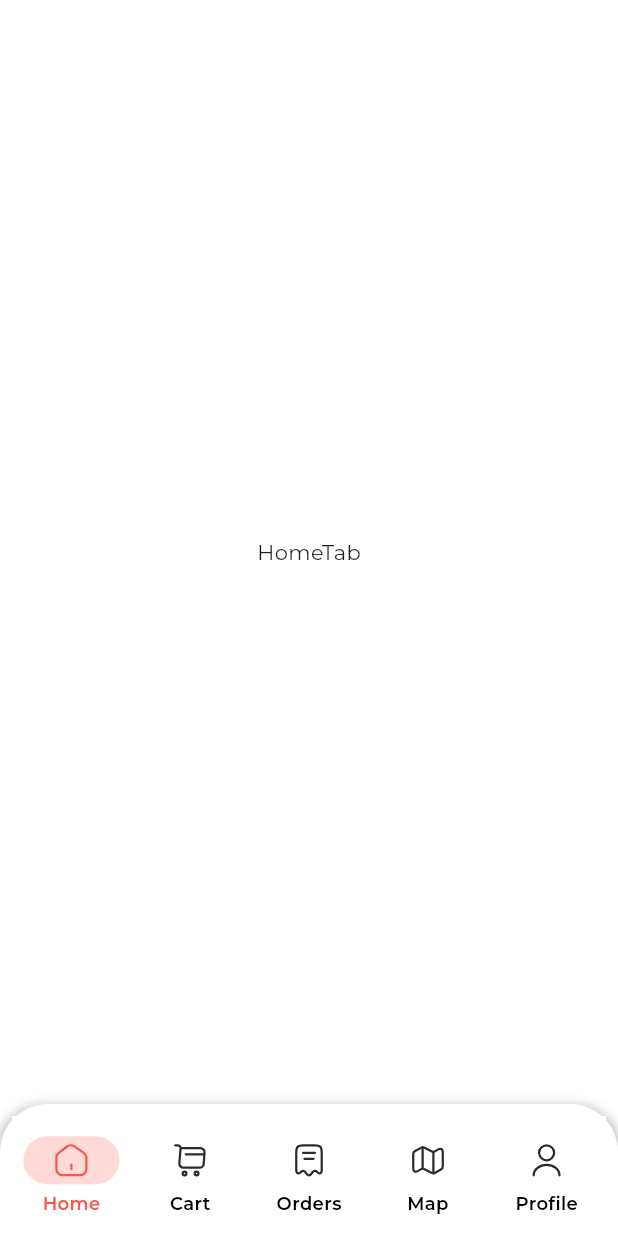
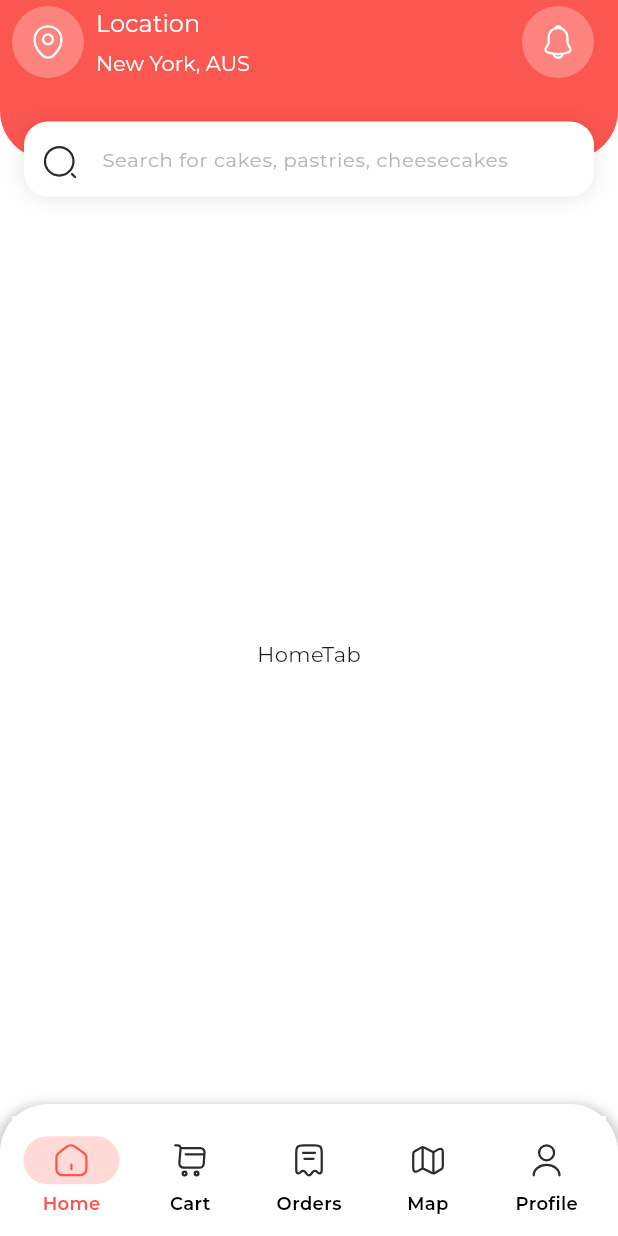
Before and after one commit to ales-dev-studio/Flutter-Sweet-Shop-App-UI, a Flutter app: the screen it shows after launch, on a phone screen of 412 x 824 dp. Run offline on Flutter 3.47's test engine with Material 3 defaults, Android fonts, the phone set to English and light mode, and no system bars; our stand-ins replace bloc, flutter_bloc, flutter_svg, google_fonts.

Commit message:
Implement the home screen appbar

```diff
--- a/lib/core/gen/assets.gen.dart
+++ b/lib/core/gen/assets.gen.dart
@@ -821,6 +821,10 @@ class $AssetsImagesGen {
   AssetGenImage get donutCategory1 =>
       const AssetGenImage('assets/images/donut category 1.png');
 
+  /// File path: assets/images/donut category 2.png
+  AssetGenImage get donutCategory2 =>
+      const AssetGenImage('assets/images/donut category 2.png');
+
   /// File path: assets/images/donut category 3.png
   AssetGenImage get donutCategory3 =>
       const AssetGenImage('assets/images/donut category 3.png');
@@ -828,10 +832,6 @@ class $AssetsImagesGen {
   /// File path: assets/images/donut illustration.png
   AssetGenImage get donutIllustration =>
       const AssetGenImage('assets/images/donut illustration.png');
-
-  /// File path: assets/images/dount category 2.png
-  AssetGenImage get dountCategory2 =>
-      const AssetGenImage('assets/images/dount category 2.png');
 
   /// File path: assets/images/logo.png
   AssetGenImage get logo => const AssetGenImage('assets/images/logo.png');
@@ -868,9 +868,9 @@ class $AssetsImagesGen {
     cupcakeCategory3,
     cupcakeIllustration,
     donutCategory1,
+    donutCategory2,
     donutCategory3,
     donutIllustration,
-    dountCategory2,
     logo,
     pastryIllustration,
     redVelvetCakeWithFruit,
--- /dev/null
+++ b/lib/core/widgets/app_icon_buttons.dart
@@ -0,0 +1,29 @@
+import 'package:flutter/material.dart';
+import 'package:flutter_sweet_shop_app_ui/core/theme/theme.dart';
+
+import 'app_svg_viewer.dart';
+
+class AppIconButton extends StatelessWidget {
+  const AppIconButton({super.key, required this.iconPath, this.onPressed});
+
+  final String iconPath;
+  final VoidCallback? onPressed;
+
+  @override
+  Widget build(BuildContext context) {
+    return Container(
+      decoration: BoxDecoration(
+        color: context.theme.appColors.secondaryShade5,
+        borderRadius: BorderRadius.circular(100),
+      ),
+      child: IconButton(
+        onPressed: onPressed ?? () {},
+        icon: AppSvgViewer(
+          iconPath,
+          width: 25,
+          color: context.theme.appColors.white,
+        ),
+      ),
+    );
+  }
+}
--- /dev/null
+++ b/lib/core/widgets/app_search_bar.dart
@@ -0,0 +1,49 @@
+import 'package:flutter/material.dart';
+import 'package:flutter_sweet_shop_app_ui/core/theme/theme.dart';
+
+import '../gen/assets.gen.dart';
+import '../theme/dimens.dart';
+import 'app_svg_viewer.dart';
+
+class AppSearchBar extends StatelessWidget {
+  const AppSearchBar({super.key});
+
+  @override
+  Widget build(BuildContext context) {
+    final colors = context.theme.appColors;
+    return Container(
+      decoration: BoxDecoration(
+        color: Theme.of(context).scaffoldBackgroundColor,
+        borderRadius: BorderRadius.circular(Dimens.largePadding),
+        boxShadow: [
+          BoxShadow(
+            color: colors.black.withValues(alpha: 0.1),
+            blurRadius: 10,
+            offset: Offset(0, 1),
+          ),
+        ],
+      ),
+      height: 50,
+      child: Padding(
+        padding: const EdgeInsets.only(top: Dimens.smallPadding),
+        child: TextFormField(
+          decoration: InputDecoration(
+            border: InputBorder.none,
+            focusedBorder: InputBorder.none,
+            enabledBorder: InputBorder.none,
+            errorBorder: InputBorder.none,
+            disabledBorder: InputBorder.none,
+            hintText: 'Search for cakes, pastries, cheesecakes',
+            hintStyle: TextStyle(color: colors.gray2, fontSize: 13),
+            prefixIcon: Padding(
+              padding: const EdgeInsets.symmetric(
+                horizontal: Dimens.mediumPadding,
+              ),
+              child: AppSvgViewer(Assets.icons.searchNormal1),
+            ),
+          ),
+        ),
+      ),
+    );
+  }
+}
--- a/lib/features/home_feature/presentation/screens/home_screen.dart
+++ b/lib/features/home_feature/presentation/screens/home_screen.dart
@@ -9,6 +9,7 @@ import 'package:flutter_sweet_shop_app_ui/features/home_feature/presentation/wid
 
 import '../../../../core/gen/assets.gen.dart';
 import '../bloc/bottom_navigation_cubit.dart';
+import '../widgets/home_app_bar.dart';
 import '../widgets/tabs/home_tab.dart';
 import '../widgets/tabs/map_tab.dart';
 
@@ -40,6 +41,7 @@ class _HomeScreen extends StatelessWidget {
       const ProfileTab(),
     ];
     return AppScaffold(
+      appBar: watch.state.selectedIndex == 0 ? HomeAppBar() : null,
       body: tabs[watch.state.selectedIndex],
       padding: EdgeInsets.zero,
       bottomNavigationBar: Container(
--- /dev/null
+++ b/lib/features/home_feature/presentation/widgets/home_app_bar.dart
@@ -0,0 +1,74 @@
+import 'package:flutter/material.dart';
+import 'package:flutter_sweet_shop_app_ui/core/theme/dimens.dart';
+import 'package:flutter_sweet_shop_app_ui/core/theme/theme.dart';
+import 'package:flutter_sweet_shop_app_ui/core/utils/sized_context.dart';
+import 'package:flutter_sweet_shop_app_ui/core/widgets/app_icon_buttons.dart';
+import 'package:flutter_sweet_shop_app_ui/core/widgets/app_search_bar.dart';
+
+import '../../../../core/gen/assets.gen.dart';
+
+class HomeAppBar extends StatelessWidget implements PreferredSizeWidget {
+  const HomeAppBar({super.key});
+
+  @override
+  Widget build(BuildContext context) {
+    final colors = context.theme.appColors;
+    return Column(
+      children: [
+        AppBar(
+          backgroundColor: colors.primary,
+          actions: [AppIconButton(iconPath: Assets.icons.notification)],
+          title: Row(
+            spacing: Dimens.padding,
+            children: [
+              AppIconButton(iconPath: Assets.icons.location),
+              Column(
+                spacing: Dimens.padding,
+                crossAxisAlignment: CrossAxisAlignment.start,
+                children: [
+                  Text(
+                    'Location',
+                    style: TextStyle(fontSize: 16, color: colors.white),
+                  ),
+                  Text(
+                    'New York, AUS',
+                    style: TextStyle(fontSize: 14, color: colors.white),
+                  ),
+                ],
+              ),
+            ],
+          ),
+          leadingWidth: 85,
+          titleSpacing: Dimens.padding,
+          actionsPadding: EdgeInsets.symmetric(horizontal: Dimens.largePadding),
+        ),
+        Stack(
+          children: [
+            Container(
+              height: 50,
+              width: context.widthPx,
+              decoration: BoxDecoration(
+                color: context.theme.appColors.primary,
+                borderRadius: BorderRadius.only(
+                  bottomLeft: Radius.circular(Dimens.extraLargePadding),
+                  bottomRight: Radius.circular(Dimens.extraLargePadding),
+                ),
+              ),
+            ),
+            Padding(
+              padding: EdgeInsets.only(
+                top: 25,
+                left: Dimens.largePadding,
+                right: Dimens.largePadding,
+              ),
+              child: AppSearchBar(),
+            ),
+          ],
+        ),
+      ],
+    );
+  }
+
+  @override
+  Size get preferredSize => Size.fromHeight(AppBar().preferredSize.height + 80);
+}
```
